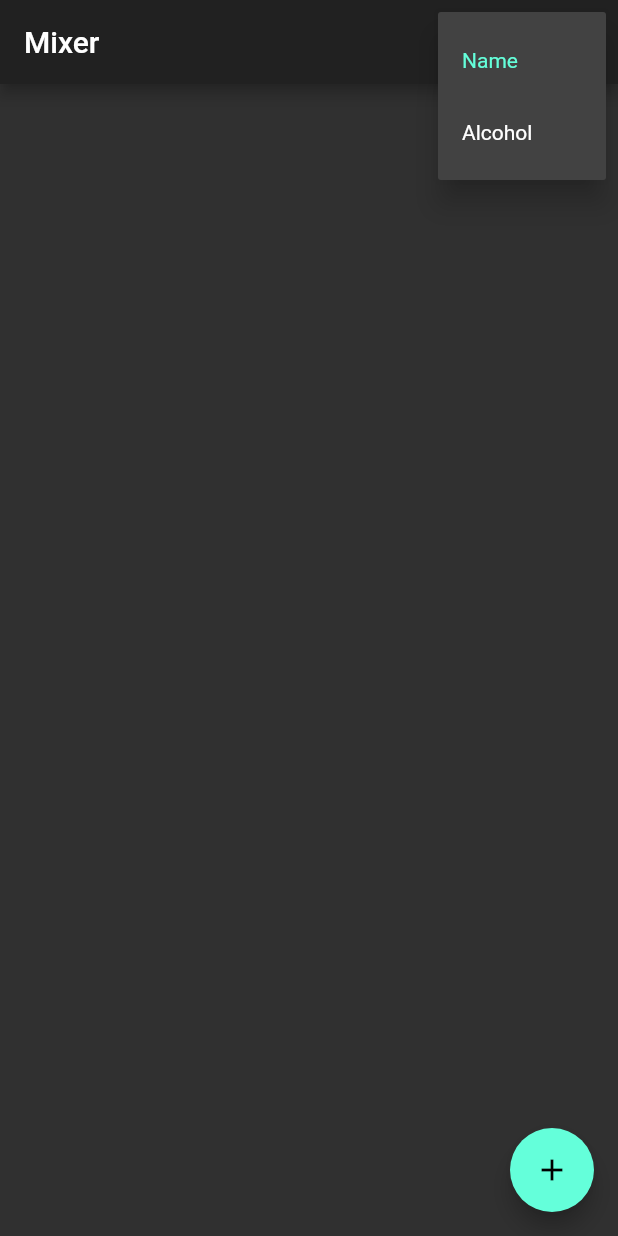
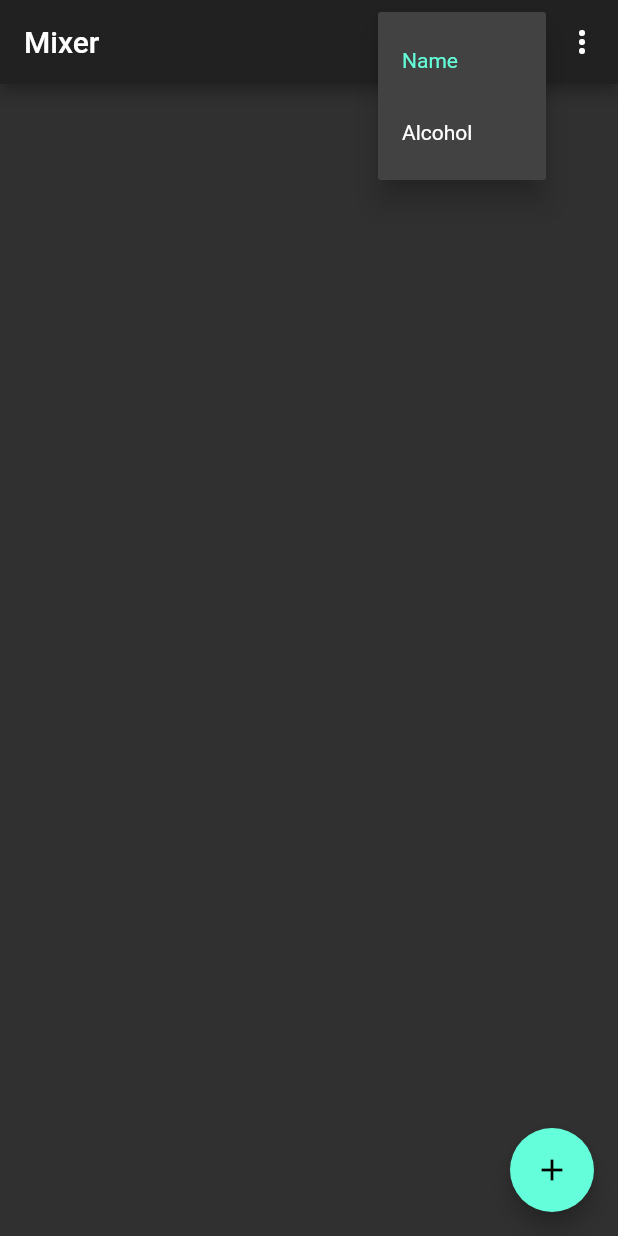
Before and after one commit to nicjohnson145/mixer-redux, a Flutter app: the screen it shows after launch, after a tap on the "filter list" icon, on a phone screen of 412 x 824 dp. Run offline on Flutter 3.47's test engine with Material 2 defaults, Android fonts, the phone set to English and light mode, and no system bars; our stand-ins replace flutter_redux, redux; missing offline and left inert: redux_logging.

Commit message:
Bulk stuff, but build is broken atm?

```diff
--- /dev/null
+++ b/mixer/lib/models/extra_actions.dart
@@ -0,0 +1,4 @@
+enum ExtraAction {
+    BulkImport,
+    BulkExport,
+}
--- /dev/null
+++ b/mixer/lib/presentation/extra_actions_button.dart
@@ -0,0 +1,40 @@
+import 'package:flutter/material.dart';
+import 'package:mixer/models/extra_actions.dart';
+import 'package:mixer/util/routes.dart';
+import 'package:mixer/util/keys.dart';
+
+class ExtraActionsButton extends StatelessWidget {
+
+    ExtraActionsButton({Key key}) : super(key: key);
+
+    @override
+    Widget build(BuildContext context) {
+        return PopupMenuButton<ExtraAction>(
+            onSelected: (ExtraAction action) {
+                print("Bang");
+                String route;
+                //if (action == ExtraAction.BulkImport) {
+                //    route = AppRoute.BulkImport;
+                //}
+                //else {
+                //    route = AppRoute.BulkExport;
+                //}
+                //Navigator.of(context).pushNamed(route);
+            },
+            itemBuilder: (BuildContext context) {
+                return <PopupMenuItem<ExtraAction>>[
+                    PopupMenuItem<ExtraAction>(
+                        key: MixerKeys.BulkImport,
+                        value: ExtraAction.BulkImport,
+                        child: Text('Bulk Import'),
+                    ),
+                    PopupMenuItem<ExtraAction>(
+                        key: MixerKeys.BulkExport,
+                        value: ExtraAction.BulkExport,
+                        child: Text('Bulk Export'),
+                    ),
+                ];
+            },
+        );
+    }
+}
--- a/mixer/lib/presentation/home_screen.dart
+++ b/mixer/lib/presentation/home_screen.dart
@@ -3,6 +3,7 @@ import 'package:flutter/foundation.dart';
 
 import 'package:mixer/containers/sorted_drinks.dart';
 import 'package:mixer/containers/sort_order_selector.dart';
+import 'package:mixer/presentation/extra_actions_button.dart';
 import 'package:mixer/util/routes.dart';
 
 // Temp imporrts until testing is done
@@ -37,6 +38,7 @@ class HomeScreenState extends State<HomeScreen> {
     List<Widget> getActions() {
         List<Widget> actions = [
             SortOrderSelector(),
+            ExtraActionsButton(),
         ];
         if (!kReleaseMode) {
             actions.addAll(<Widget>[
--- a/mixer/lib/util/keys.dart
+++ b/mixer/lib/util/keys.dart
@@ -4,7 +4,12 @@ class MixerKeys {
     static final HomeScreen = Key('__home_screen__');
     static final AddDrinkScreen = Key('__add_drink_screen__');
     static final EditDrinkScreen = Key('__edit_drink_screen__');
+
     static final FilterButton = Key('__filter_button__');
+
     static final NameAlphabetical = Key('__name_alphabetical__');
     static final AlcoholAlphabetical = Key('__alcohol_alphabetical__');
+
+    static final BulkImport = Key('__bulk_import__');
+    static final BulkExport = Key('__bulk_export__');
 }
--- a/mixer/lib/util/routes.dart
+++ b/mixer/lib/util/routes.dart
@@ -1,4 +1,6 @@
 class AppRoute {
     static final String Home = '/';
     static final String AddDrink = '/addDrink';
+    static final String BulkImport = '/bulkImport';
+    static final String BulkExport = '/bulkExport';
 }
```
Also changed, not shown: mixer/pubspec.lock, 2 other files.
